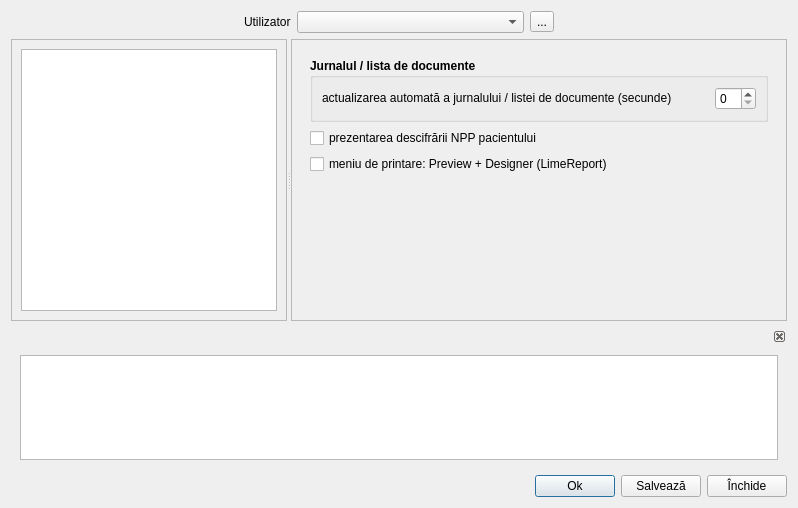
First picture: the form in data/userpreferences.ui, repository debalex77/USG, before the edit.
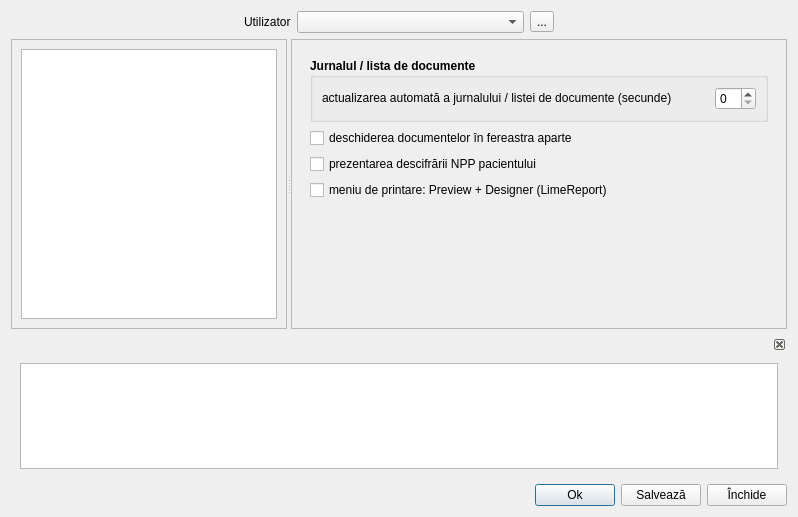
Second picture: the form after the edit. The open tabs and pages were chosen to show the change. Icons and pictures are not drawn.

Commit message: show documents in separate window

```diff
--- a/data/userpreferences.ui
+++ b/data/userpreferences.ui
@@ -7,7 +7,7 @@
     <x>0</x>
     <y>0</y>
     <width>798</width>
-    <height>508</height>
+    <height>517</height>
    </rect>
   </property>
   <property name="windowTitle">
@@ -426,45 +426,6 @@
          </widget>
          <widget class="QWidget" name="pageDocumentSettings">
           <layout class="QGridLayout" name="gridLayout_9">
-           <item row="4" column="0">
-            <spacer name="verticalSpacer_3">
-             <property name="orientation">
-              <enum>Qt::Vertical</enum>
-             </property>
-             <property name="sizeHint" stdset="0">
-              <size>
-               <width>20</width>
-               <height>197</height>
-              </size>
-             </property>
-            </spacer>
-           </item>
-           <item row="2" column="0">
-            <widget class="QCheckBox" name="check_showDesignerMenuPrint">
-             <property name="sizePolicy">
-              <sizepolicy hsizetype="Expanding" vsizetype="Fixed">
-               <horstretch>0</horstretch>
-               <verstretch>0</verstretch>
-              </sizepolicy>
-             </property>
-             <property name="text">
-              <string>meniu de printare: Preview + Designer (LimeReport)</string>
-             </property>
-            </widget>
-           </item>
-           <item row="1" column="0">
-            <widget class="QCheckBox" name="check_splitFullNamePatient">
-             <property name="sizePolicy">
-              <sizepolicy hsizetype="Expanding" vsizetype="Fixed">
-               <horstretch>0</horstretch>
-               <verstretch>0</verstretch>
-              </sizepolicy>
-             </property>
-             <property name="text">
-              <string>prezentarea descifrării NPP pacientului</string>
-             </property>
-            </widget>
-           </item>
            <item row="0" column="0">
             <widget class="QGroupBox" name="groupBox_4">
              <property name="font">
@@ -509,6 +470,61 @@
              </layout>
             </widget>
            </item>
+           <item row="2" column="0">
+            <widget class="QCheckBox" name="check_splitFullNamePatient">
+             <property name="sizePolicy">
+              <sizepolicy hsizetype="Expanding" vsizetype="Fixed">
+               <horstretch>0</horstretch>
+               <verstretch>0</verstretch>
+              </sizepolicy>
+             </property>
+             <property name="toolTip">
+              <string>&lt;html&gt;&lt;head/&gt;&lt;body&gt;&lt;p&gt;În timpul validării datelor pacientului se efectuiază divizarea &lt;span style=&quot; font-style:italic; text-decoration: underline;&quot;&gt;numelui&lt;/span&gt; și  &lt;span style=&quot; font-style:italic; text-decoration: underline;&quot;&gt;prenumelui&lt;/span&gt; pacientului cu prezentarea fereastrei informative.&lt;/p&gt;&lt;p&gt;Este valabil numai pentru documentul &lt;span style=&quot; font-weight:600; text-decoration: underline;&quot;&gt;”Comanda ecografică”&lt;/span&gt;.&lt;/p&gt;&lt;/body&gt;&lt;/html&gt;</string>
+             </property>
+             <property name="text">
+              <string>prezentarea descifrării NPP pacientului</string>
+             </property>
+            </widget>
+           </item>
+           <item row="5" column="0">
+            <spacer name="verticalSpacer_3">
+             <property name="orientation">
+              <enum>Qt::Vertical</enum>
+             </property>
+             <property name="sizeHint" stdset="0">
+              <size>
+               <width>20</width>
+               <height>197</height>
+              </size>
+             </property>
+            </spacer>
+           </item>
+           <item row="3" column="0">
+            <widget class="QCheckBox" name="check_showDesignerMenuPrint">
+             <property name="sizePolicy">
+              <sizepolicy hsizetype="Expanding" vsizetype="Fixed">
+               <horstretch>0</horstretch>
+               <verstretch>0</verstretch>
+              </sizepolicy>
+             </property>
+             <property name="toolTip">
+              <string>&lt;html&gt;&lt;head/&gt;&lt;body&gt;&lt;p&gt;La butonul de printare apare un submeniu cu lansarea &lt;span style=&quot; font-style:italic; text-decoration: underline;&quot;&gt;Designer (LimeReport)&lt;/span&gt; sau &lt;span style=&quot; font-style:italic; text-decoration: underline;&quot;&gt;Preview&lt;/span&gt; a documentului.&lt;/p&gt;&lt;/body&gt;&lt;/html&gt;</string>
+             </property>
+             <property name="text">
+              <string>meniu de printare: Preview + Designer (LimeReport)</string>
+             </property>
+            </widget>
+           </item>
+           <item row="1" column="0">
+            <widget class="QCheckBox" name="showDocumentsInSeparatWindow">
+             <property name="toolTip">
+              <string>&lt;html&gt;&lt;head/&gt;&lt;body&gt;&lt;p&gt;Dacă este bifată, documentele se deschid ca fereastra autonomă cu butoanele de minimizare, maximizarea și închidere a ferestrei. În bara de sarcini apare fereastra aplicației și aparte ferestra documentului.&lt;/p&gt;&lt;/body&gt;&lt;/html&gt;</string>
+             </property>
+             <property name="text">
+              <string>deschiderea documentelor în fereastra aparte</string>
+             </property>
+            </widget>
+           </item>
           </layout>
          </widget>
          <widget class="QWidget" name="pageMessage">
```
Left out of the diff: 15 changed lines with no effect on the pictures. The commit also changes 10 other files.
